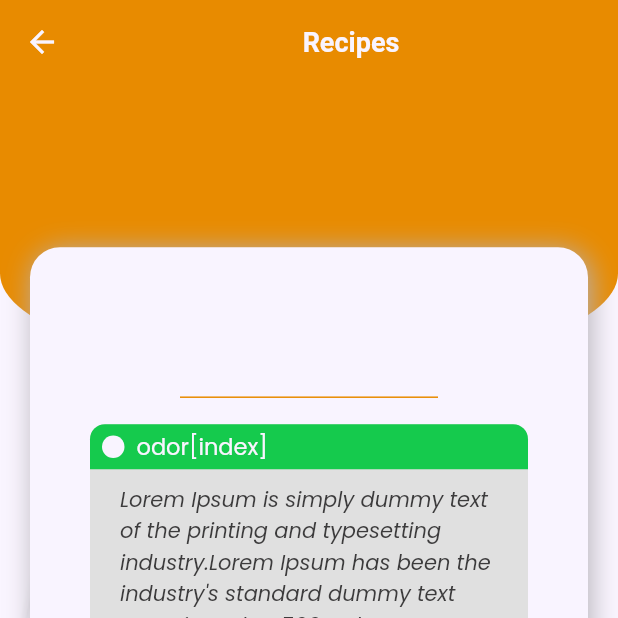
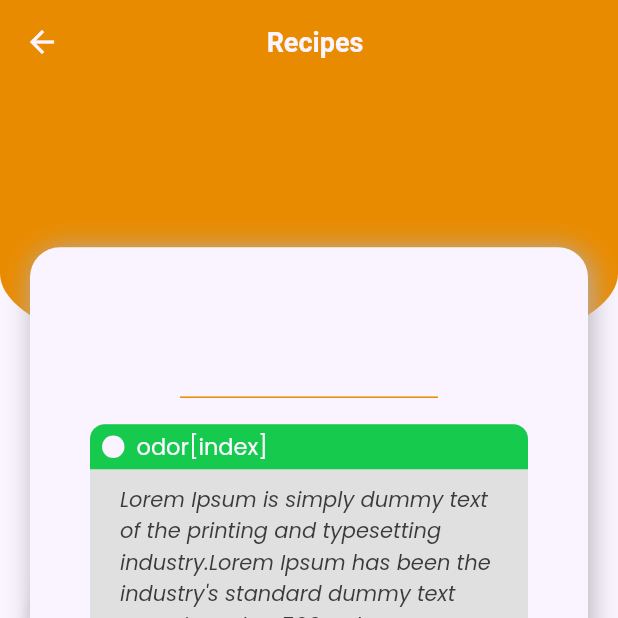
Before and after one commit to phytogenia/aromatherapy-app, a Flutter app: the RecipesDetails screen opened directly with empty values, on a phone screen of 412 x 824 dp, the top half of it. Run offline on Flutter 3.47's test engine with Material 2 defaults, Android fonts, the phone set to English and light mode, and no system bars; our stand-ins replace cloud_firestore, curved_navigation_bar, firebase_auth, firebase_core, google_fonts, google_sign_in and 2 more; missing offline and left inert: flutter_facebook_auth; accounts and stored records are empty.

Commit message:
Centrer le titre detail

```diff
--- a/lib/screens/home/oils/oil_details.dart
+++ b/lib/screens/home/oils/oil_details.dart
@@ -76,6 +76,11 @@ class _OilDetailsState extends State<OilDetails> {
                 color: kSecondaryBackgroundColor, fontWeight: FontWeight.bold),
           ),
         ),
+        actions: [
+          IconButton(
+            icon: Image.asset("assets/images/Empty.png"), onPressed: null,
+          )
+        ],
       ),
       body: SingleChildScrollView(
         physics: const AlwaysScrollableScrollPhysics(),
--- a/lib/screens/home/oils/oils_list_screen.dart
+++ b/lib/screens/home/oils/oils_list_screen.dart
@@ -133,6 +133,8 @@ class _OilListScreenState extends State<OilListScreen> {
         extendBodyBehindAppBar: true,
 
         appBar: AppBar(
+          centerTitle: true, // this is all you need
+
           iconTheme: const IconThemeData(
             color: kPrimaryTextColor, //change your color here
           ),
--- a/lib/screens/home/recipes/recipes_details.dart
+++ b/lib/screens/home/recipes/recipes_details.dart
@@ -61,18 +61,27 @@ class _RecipesDetailsState extends State<RecipesDetails> {
       extendBodyBehindAppBar: true,
       resizeToAvoidBottomInset: true,
       appBar: AppBar(
+        title: Row(
+          mainAxisAlignment: MainAxisAlignment.center,
+          children: const <Widget>[
+            Text(
+              "Recipes",
+              style: TextStyle(
+                  color: kSecondaryBackgroundColor, fontWeight: FontWeight.bold),
+            ),
+          ],
+        ),
         iconTheme: const IconThemeData(
           color: kSecondaryBackgroundColor, //change your color here
         ),
+        actions: [
+      IconButton(
+      icon: Image.asset("assets/images/Empty.png"), onPressed: null,
+      )
+        ],
         backgroundColor: Colors.transparent,
         elevation: 0,
-        title: const Center(
-          child: Text(
-            "Recipes",
-            style: TextStyle(
-                color: kSecondaryBackgroundColor, fontWeight: FontWeight.bold),
-          ),
-        ),
+
       ),
       body: SingleChildScrollView(
         physics: const ScrollPhysics(),
```
Also changed, not shown: assets/images/Empty.png (added).
